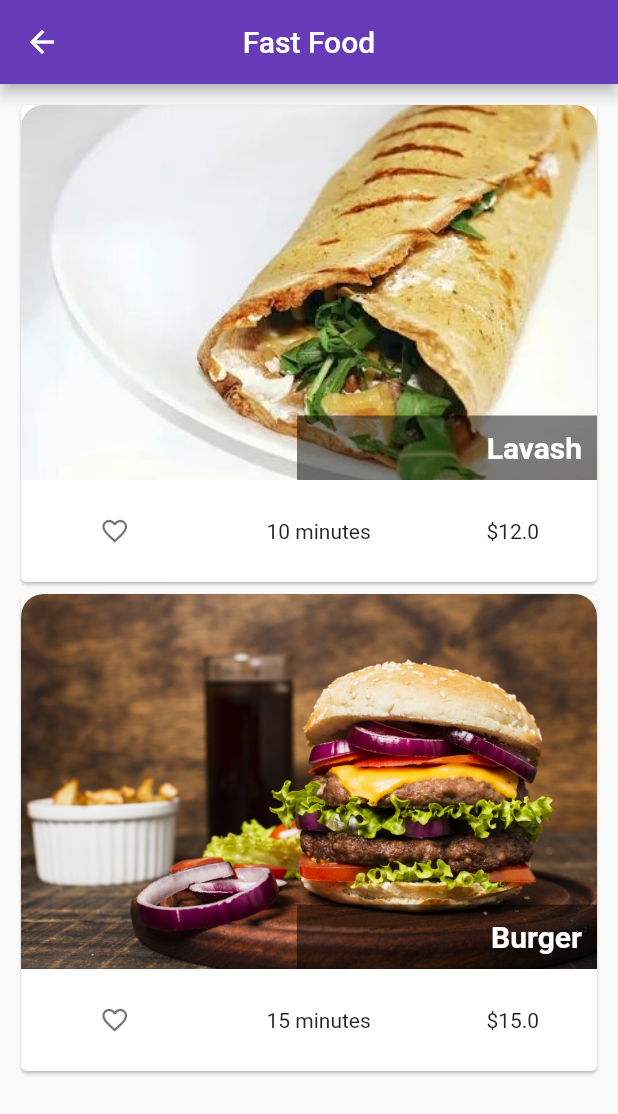
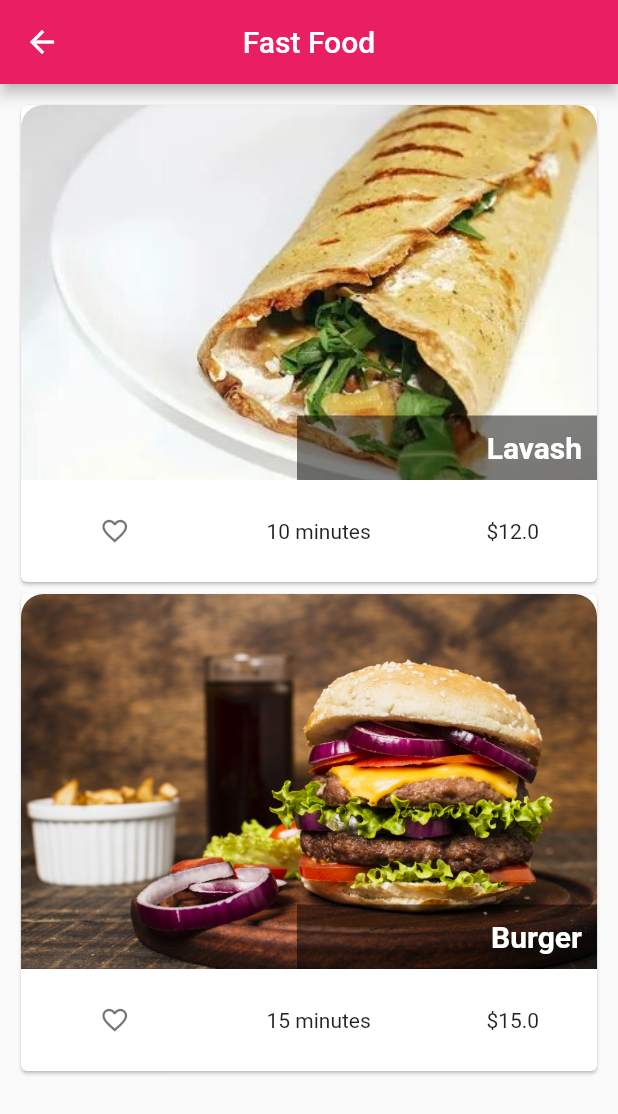
Before and after one commit to suxrobsattorov/meals-app-master, a Flutter app: the screen it shows after launch, after a tap on "Fast Food", on a phone screen of 412 x 824 dp. Shown: the top 1114 px of the screen. Run offline on Flutter 3.47's test engine with Material 2 defaults, Android fonts, the phone set to English and light mode, and no system bars; our stand-ins replace google_fonts.

Commit message:
Commit all

```diff
--- a/lib/main.dart
+++ b/lib/main.dart
@@ -52,7 +52,7 @@ class _AppState extends State<App> {
     return MaterialApp(
       debugShowCheckedModeBanner: false,
       theme: ThemeData(
-        primarySwatch: Colors.deepPurple,
+        primarySwatch: Colors.pink,
         fontFamily: GoogleFonts.adventPro().fontFamily,
       ),
       // home: CategoriesScreen(
```
Also changed, not shown: pubspec.yaml (+13 -1 lines), assets/meals_logo.jpg (added), pubspec.lock, 21 other files.
